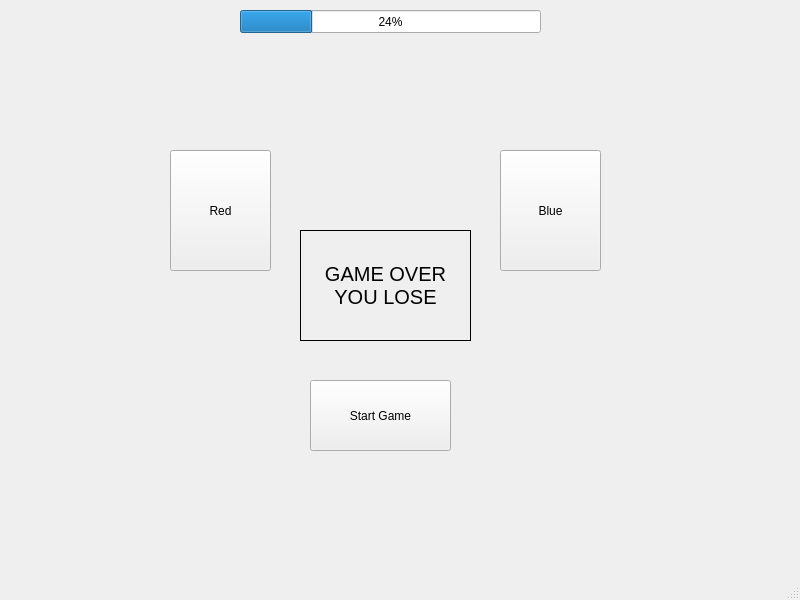
aishug18/SimonSaysGame, file Assignment6/mainwindow.ui: the form before one commit.
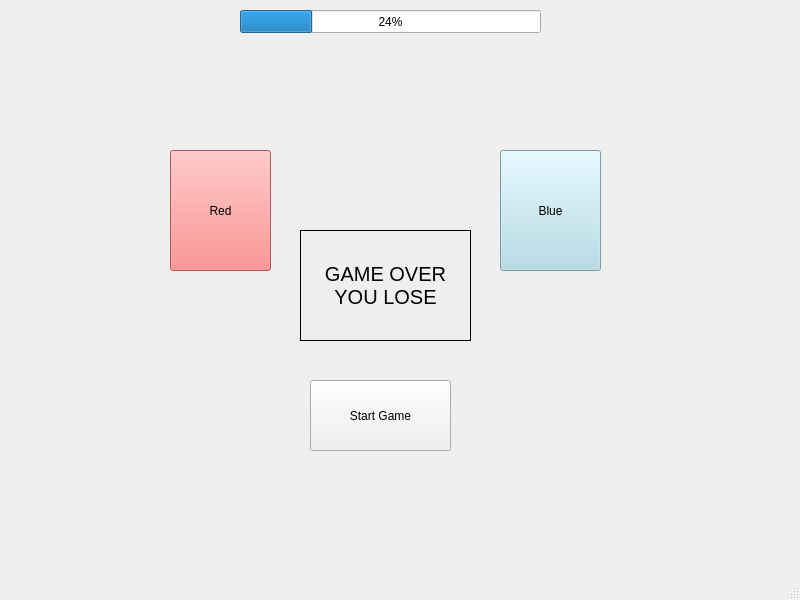
The form after the commit.

Commit message: Tried to change colors of buttons, added header comments, tried out connect methods, added some additional comments for to-do

Diff of the .ui file:
```diff
--- a/Assignment6/mainwindow.ui
+++ b/Assignment6/mainwindow.ui
@@ -36,6 +36,19 @@
       <height>121</height>
      </rect>
     </property>
+    <property name="styleSheet">
+     <string notr="true">QPushButton {
+	background-color: rgb(255, 115, 115);
+}
+
+QPushButton:clicked {
+	background-color: rgb(255, 0, 0);
+}
+
+QPushButton:hover {
+	background-color: rgb(168, 74, 74);
+}</string>
+    </property>
     <property name="text">
      <string>Red</string>
     </property>
@@ -49,6 +62,19 @@
       <height>121</height>
      </rect>
     </property>
+    <property name="styleSheet">
+     <string notr="true">QPushButton {
+    background-color: rgb(173, 216, 230);
+}
+
+QPushButton:pressed {
+    background-color: rgb(0, 0, 255);
+}
+
+QPushButton:hover {
+	background-color: rgb(140, 190, 230);
+}</string>
+    </property>
     <property name="text">
      <string>Blue</string>
     </property>
```
The commit also changes 5 other files.
